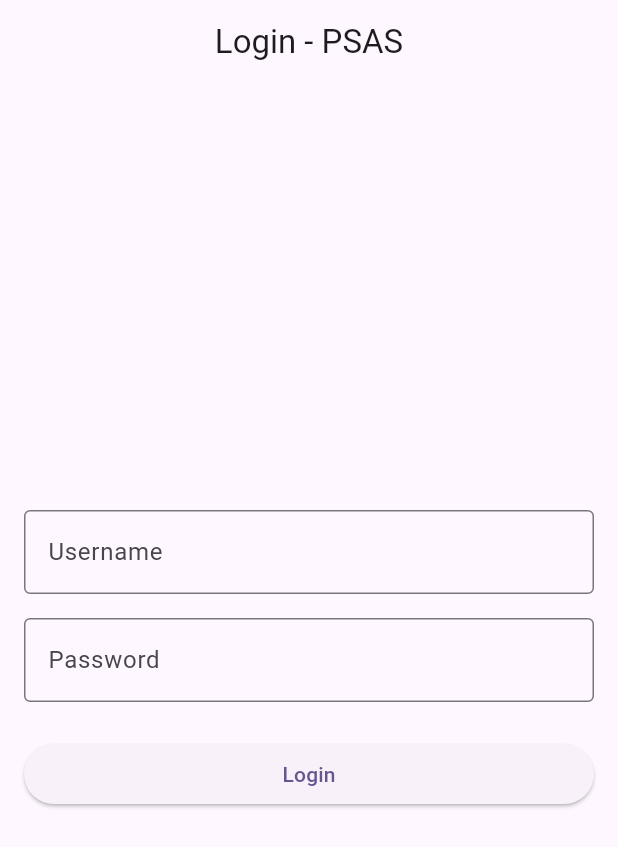
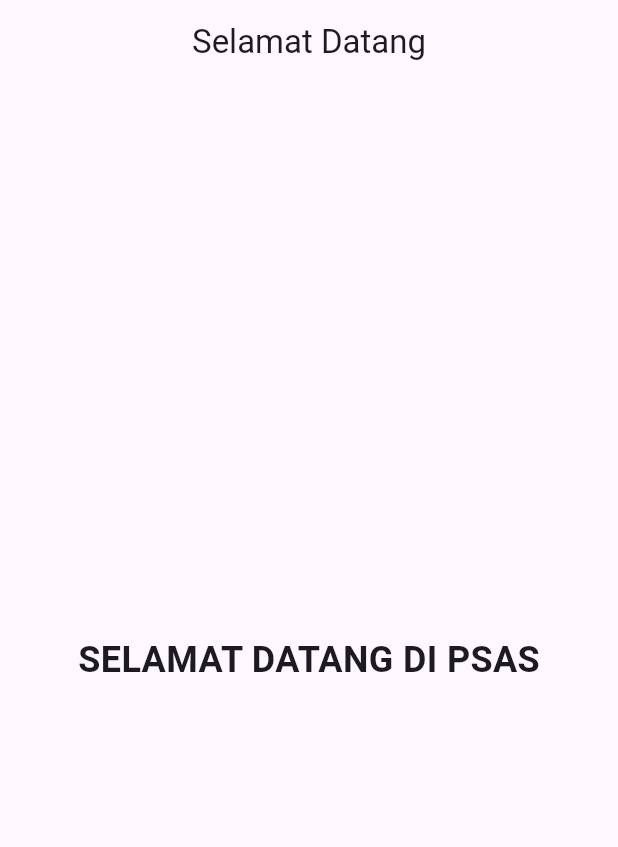
Before and after one commit to DivaNurFadillah/psas_mobile_pplg3, a Flutter app: the screen it shows after launch, after a tap on "Login", on a phone screen of 412 x 824 dp. Shown: the top 847 px of the screen. Run offline on Flutter 3.47's test engine with Material 3 defaults, Android fonts, the phone set to English and light mode, and no system bars.

Commit message:
menambah halaman selamat datang

```diff
--- /dev/null
+++ b/lib/Welcome.dart
@@ -0,0 +1,21 @@
+import 'package:flutter/material.dart';
+
+class WelcomePage extends StatelessWidget {
+  const WelcomePage({super.key});
+
+  @override
+  Widget build(BuildContext context) {
+    return Scaffold(
+      appBar: AppBar(
+        title: Text("Selamat Datang"),
+        centerTitle: true,
+      ),
+      body: Center(
+        child: Text(
+          "SELAMAT DATANG DI PSAS",
+          style: TextStyle(fontSize: 24, fontWeight: FontWeight.bold),
+        ),
+      ),
+    );
+  }
+}
--- a/lib/psas.dart
+++ b/lib/psas.dart
@@ -1,4 +1,5 @@
 import 'package:flutter/material.dart';
+import 'package:psas_mobile_pplg3/Welcome.dart';
 
 class Psas extends StatelessWidget {
   const Psas({super.key});
@@ -32,7 +33,14 @@ class Psas extends StatelessWidget {
                     ),
                   ),
                   SizedBox(height: 24),
-                  ElevatedButton(onPressed: () {}, child: Text("Login"),
+                  ElevatedButton(onPressed: () {
+                    {
+                      Navigator.pushReplacement(context, MaterialPageRoute(builder: (context)=> WelcomePage())
+                      );
+                    }
+                  },
+                   child: Text("Login"),
+
                   ),
                 ],
           ),
```
